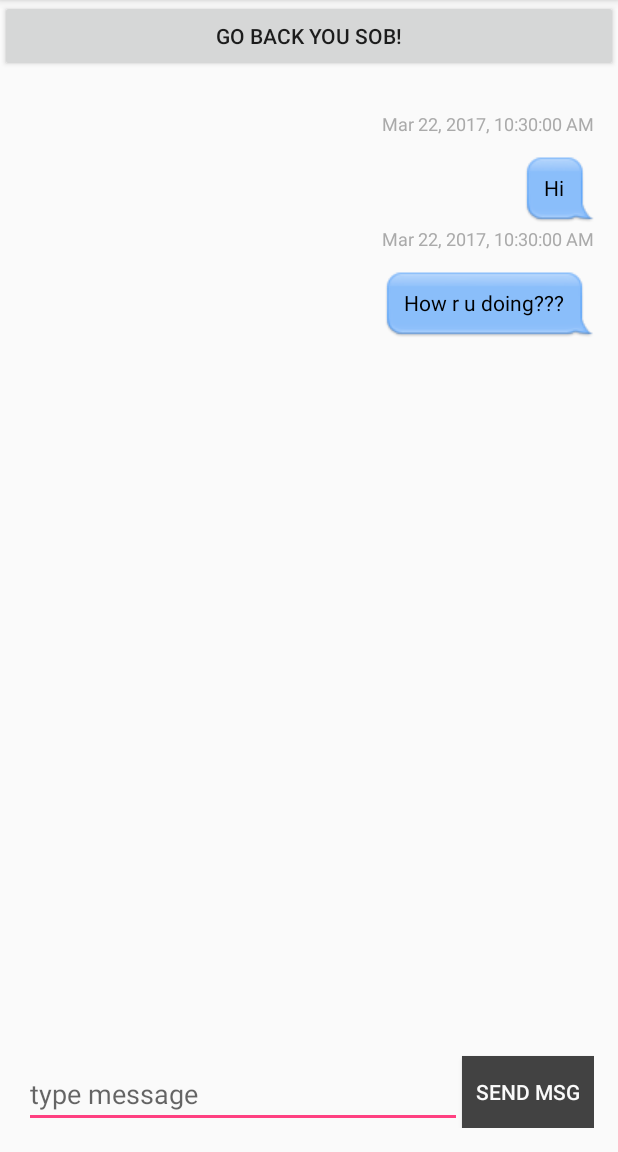
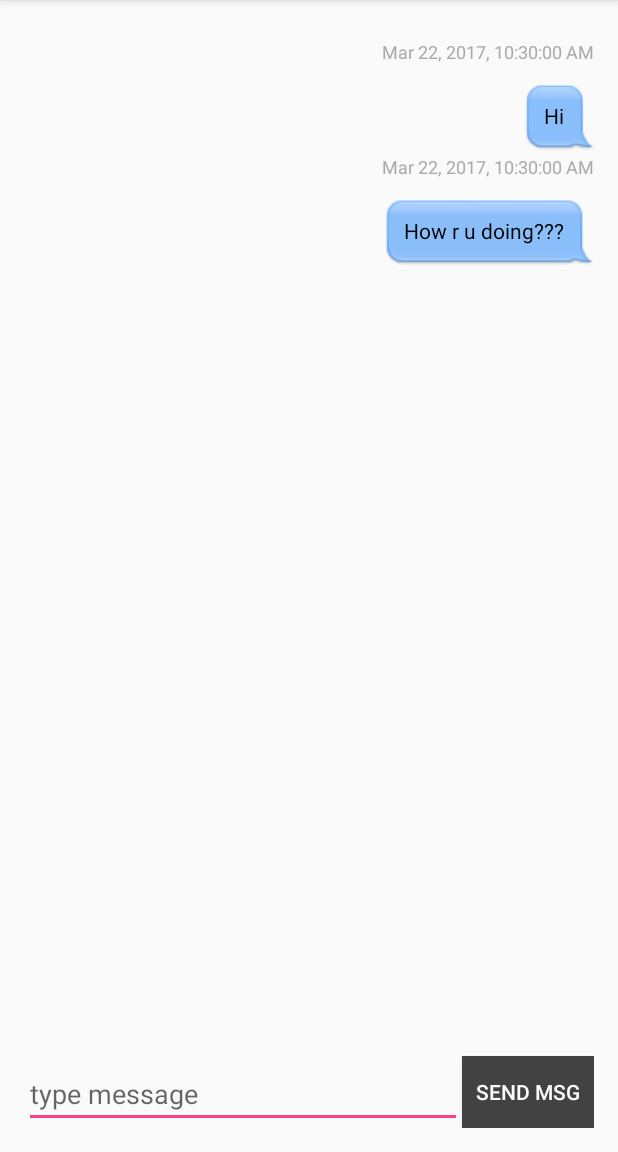
Before and after one commit to sagarmohankcl/groupproject, an Android app: the screen it shows after launch (ChatActivity), on a phone screen of 412 x 824 dp, the part 84-1236 px from its top. Run offline under Robolectric (Android 15) with nearby library versions, the phone set to English and light mode, and no system bars.

Commit message:
Revert "Adding back button functionality for chat screen"
This reverts commit cd255dd1b0e156e0109bf51625f29f9b9d454864.

```diff
--- a/android_client/app/src/main/java/com/example/tharuni/synomiliachat/ChatActivity.java
+++ b/android_client/app/src/main/java/com/example/tharuni/synomiliachat/ChatActivity.java
@@ -1,6 +1,5 @@
 package com.example.tharuni.synomiliachat;
 
-import android.app.Activity;
 import android.support.v7.app.ActionBarActivity;
 import android.support.v7.app.AppCompatActivity;
 import android.os.Bundle;
@@ -13,7 +12,6 @@ import android.widget.EditText;
 import android.widget.ListView;
 import android.widget.RelativeLayout;
 import android.widget.TextView;
-import android.content.Intent;
 
 import com.example.tharuni.synomiliachat.ChatFunctionality.ChatAdapter;
 import com.example.tharuni.synomiliachat.ChatFunctionality.ChatMessage;
@@ -38,22 +36,11 @@ public class ChatActivity extends AppCompatActivity {
         protected void onCreate(Bundle savedInstanceState) {
             super.onCreate(savedInstanceState);
             setContentView(R.layout.activity_chat);
-            Button backBtn = (Button) findViewById(R.id.backBtn);
             initControls();
             MakingConnection mc = new MakingConnection("10.40.143.175",5000);
             mc.execute();
 
-            backBtn.setOnClickListener(new View.OnClickListener() {
-                @Override
-                public void onClick(View v) {
-                    Intent intent = new Intent(ChatActivity.this, MainActivity.class);
-                    startActivity(intent);
-                }
-            });
-                }
-
-
-
+        }
 
         @Override
         public boolean onCreateOptionsMenu(Menu menu) {
--- a/android_client/app/src/main/res/layout/activity_chat.xml
+++ b/android_client/app/src/main/res/layout/activity_chat.xml
@@ -5,13 +5,6 @@
 android:layout_width="match_parent"
 android:layout_height="match_parent"
 android:orientation="vertical">
-
-    <Button
-        android:id="@+id/backBtn"
-        android:layout_width="match_parent"
-        android:layout_height="wrap_content"
-        android:text="Go back you SOB!" />
-
     <RelativeLayout xmlns:android="http://schemas.android.com/apk/res/android"
         xmlns:tools="http://schemas.android.com/tools"
         android:id="@+id/activity_chat"
--- a/android_client/build.gradle
+++ b/android_client/build.gradle
@@ -5,7 +5,7 @@ buildscript {
         jcenter()
     }
     dependencies {
-        classpath 'com.android.tools.build:gradle:2.3.0'
+        classpath 'com.android.tools.build:gradle:2.2.3'
 
         // NOTE: Do not place your application dependencies here; they belong
         // in the individual module build.gradle files
```
Also changed, not shown: android_client/gradle/wrapper/gradle-wrapper.properties.
